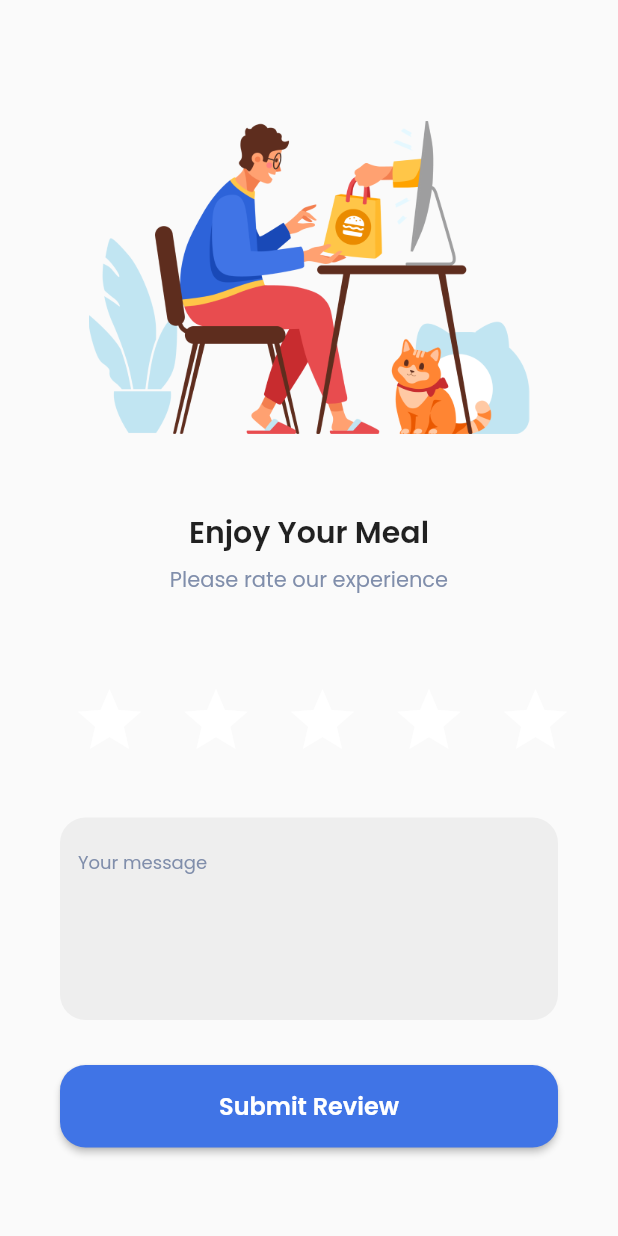
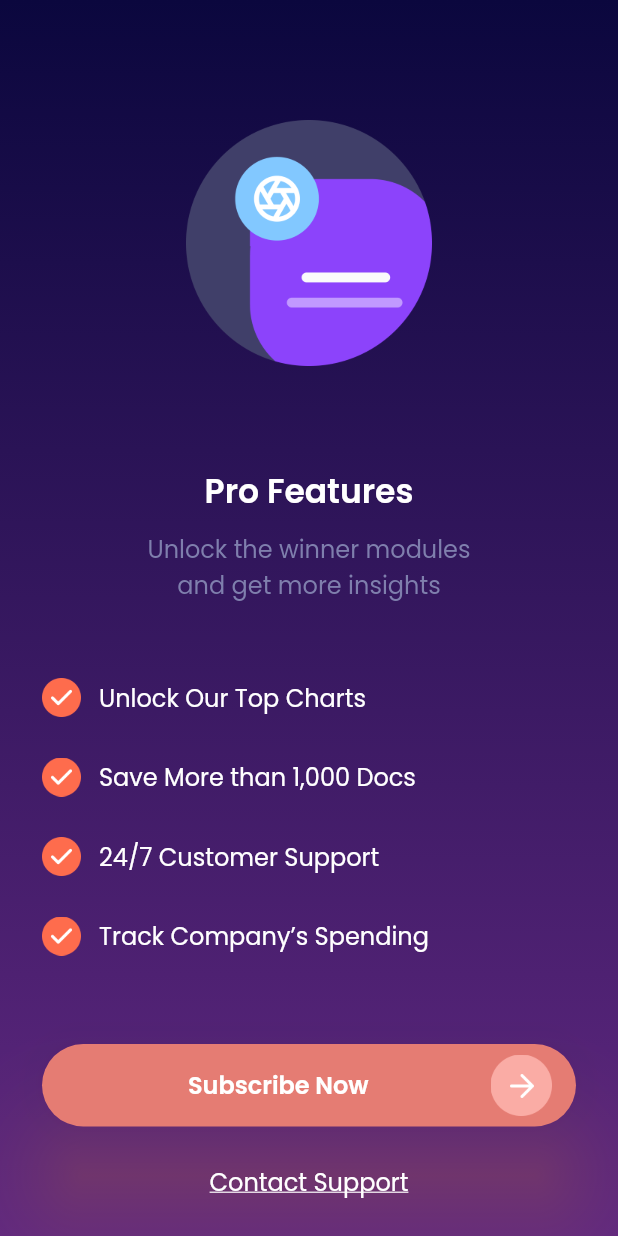
Before and after one commit to Haidar-JPR/sevendays, a Flutter app: the screen it shows after launch, on a phone screen of 412 x 824 dp. Run offline on Flutter 3.47's test engine with Material 2 defaults, Android fonts, the phone set to English and light mode, and no system bars; our stand-ins replace google_fonts.

Commit message:
day 6 done

```diff
--- a/lib/main.dart
+++ b/lib/main.dart
@@ -10,6 +10,8 @@ import 'src/features/emty_state/screens/emty_state.dart';
 import 'src/features/emty_state/screens/emty_state2.dart';
 import 'src/features/rating/screens/rating.dart';
 import 'src/features/rating/screens/rating2.dart';
+import 'src/features/pricing/screens/pricing.dart';
+import 'src/features/pricing/screens/pricing2.dart';
 
 void main() {
   runApp(MyApp());
@@ -20,7 +22,7 @@ class MyApp extends StatelessWidget {
   Widget build(BuildContext context) {
     return MaterialApp(
       debugShowCheckedModeBanner: false,
-      home: Rating2(),
+      home: Pricing2(),
     );
   }
 }
--- /dev/null
+++ b/lib/src/features/pricing/screens/pricing2.dart
@@ -0,0 +1,161 @@
+import 'package:flutter/material.dart';
+import 'package:google_fonts/google_fonts.dart';
+
+class Pricing2 extends StatelessWidget {
+  @override
+  Widget build(BuildContext context) {
+    // NOTE: Widget Pro features
+    Widget proFeature({
+      String? text,
+    }) {
+      return Row(
+        children: [
+          Image.asset(
+            'assets/images/check-orange.png',
+            width: 26,
+          ),
+          const SizedBox(width: 12),
+          Text(
+            text!,
+            style: GoogleFonts.poppins(
+              fontSize: 16,
+              color: Colors.white,
+            ),
+          ),
+        ],
+      );
+    }
+
+    return Scaffold(
+      body: Stack(
+        children: [
+          // NOTE: Color Gradient
+          Container(
+            width: double.infinity,
+            height: MediaQuery.of(context).size.height,
+            decoration: const BoxDecoration(
+              gradient: LinearGradient(
+                colors: [
+                  Color(0XFF0B073E),
+                  Color(0XFF602880),
+                ],
+                begin: Alignment.topCenter,
+                end: Alignment.bottomCenter,
+              ),
+            ),
+          ),
+          SingleChildScrollView(
+            child: Padding(
+              padding: const EdgeInsets.only(
+                top: 80,
+                left: 28,
+                right: 28,
+                bottom: 20,
+              ),
+              child: Center(
+                child: Column(
+                  children: [
+                    // NOTE: Pro features Images
+                    Image.asset(
+                      'assets/images/pro-ver.png',
+                      width: 164,
+                    ),
+                    const SizedBox(height: 67),
+
+                    // NOTE: Header
+                    Text(
+                      'Pro Features',
+                      style: GoogleFonts.poppins(
+                        fontSize: 22,
+                        fontWeight: FontWeight.w600,
+                        color: Colors.white,
+                      ),
+                    ),
+                    const SizedBox(height: 10),
+
+                    // NOTE: Text
+                    Text(
+                      'Unlock the winner modules \nand get more insights',
+                      style: GoogleFonts.poppins(
+                        fontSize: 16,
+                        color: const Color(0XFF7F7FAD),
+                      ),
+                      textAlign: TextAlign.center,
+                    ),
+                    const SizedBox(height: 50),
+
+                    // NOTE: Features
+                    proFeature(
+                      text: 'Unlock Our Top Charts',
+                    ),
+                    const SizedBox(height: 27),
+                    proFeature(
+                      text: 'Save More than 1,000 Docs',
+                    ),
+                    const SizedBox(height: 27),
+                    proFeature(
+                      text: '24/7 Customer Support',
+                    ),
+                    const SizedBox(height: 27),
+                    proFeature(
+                      text: 'Track Company’s Spending',
+                    ),
+                    const SizedBox(height: 59),
+
+                    // NOTE: Subscribe Button
+                    ElevatedButton(
+                      onPressed: () {},
+                      style: ElevatedButton.styleFrom(
+                        minimumSize: const Size(double.infinity, 55),
+                        backgroundColor: const Color(0XFFE57C73),
+                        shape: RoundedRectangleBorder(
+                          borderRadius: BorderRadius.circular(31),
+                        ),
+                        shadowColor: const Color(0XFFE57C73),
+                        elevation: 30,
+                      ),
+                      child: Row(
+                        mainAxisAlignment: MainAxisAlignment.spaceBetween,
+                        children: [
+                          const SizedBox(),
+                          Text(
+                            'Subscribe Now',
+                            style: GoogleFonts.poppins(
+                              fontSize: 16,
+                              fontWeight: FontWeight.w600,
+                            ),
+                          ),
+                          Align(
+                            alignment: Alignment.centerRight,
+                            child: Image.asset(
+                              'assets/images/btn-arrow.png',
+                              width: 41,
+                            ),
+                          ),
+                        ],
+                      ),
+                    ),
+                    const SizedBox(height: 25),
+
+                    // NOTE: Contact Support
+                    GestureDetector(
+                      onTap: () {},
+                      child: Text(
+                        'Contact Support',
+                        style: GoogleFonts.poppins(
+                          fontSize: 16,
+                          color: Colors.white,
+                          decoration: TextDecoration.underline,
+                        ),
+                      ),
+                    ),
+                  ],
+                ),
+              ),
+            ),
+          ),
+        ],
+      ),
+    );
+  }
+}
```
Also changed, not shown: lib/src/features/pricing/screens/pricing.dart (added, +204 -0 lines), assets/images/btn-arrow.png (added), assets/images/check-orange.png (added), assets/images/check.png (added), assets/images/coin.png (added), assets/images/crown.png (added), assets/images/pig.png (added), assets/images/pro-ver.png (added), 1 other file.
